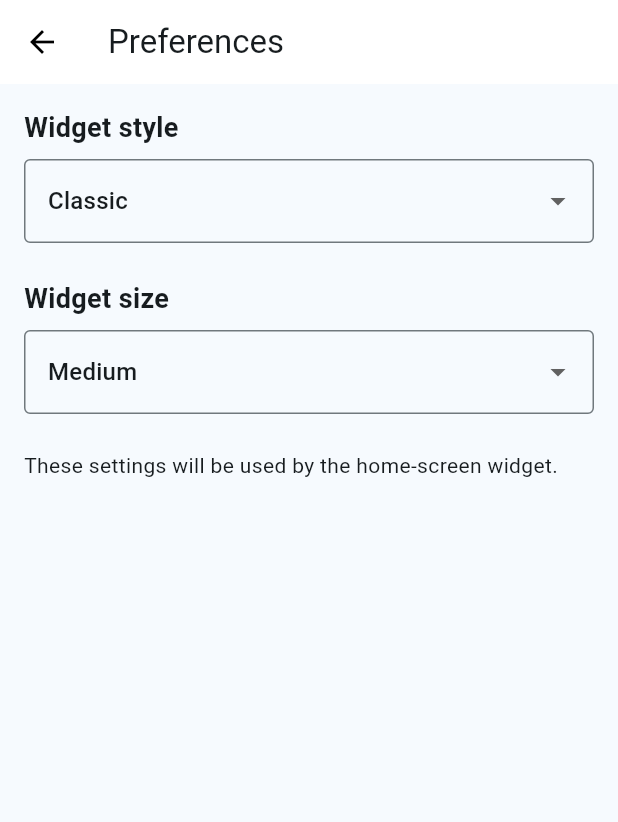
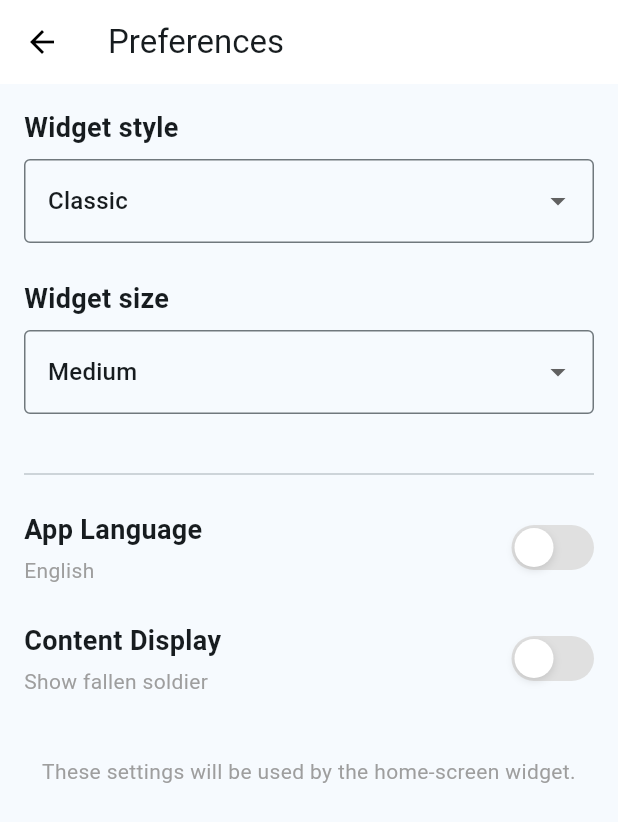
Before and after one commit to bbdaria/StickersOfMeaning, a Flutter app: the PreferencesScreen screen opened by its route, on a phone screen of 412 x 824 dp. Shown: the top 822 px of the screen. Run offline on Flutter 3.47's test engine with Material 3 defaults, Android fonts, the phone set to English and light mode, and no system bars; our stand-ins replace html_unescape, shared_preferences; missing offline and left inert: home_widget; accounts and stored records are empty; network calls fail.

Commit message:
changed the preferences screen to have a language and widget toggle

```diff
--- a/lib/screens/home_screen.dart
+++ b/lib/screens/home_screen.dart
@@ -91,7 +91,7 @@ class _HomeScreenState extends State<HomeScreen> {
           padding: const EdgeInsets.all(16),
           children: [
             const Text(
-              'Todays sticker',
+              "Today's Sticker",
               style: TextStyle(fontSize: 20, fontWeight: FontWeight.bold),
             ),
             const SizedBox(height: 8),
--- a/lib/screens/preferences_screen.dart
+++ b/lib/screens/preferences_screen.dart
@@ -3,10 +3,19 @@ import 'package:provider/provider.dart';
 
 import '../services/preferences_service.dart';
 
-class PreferencesScreen extends StatelessWidget {
+class PreferencesScreen extends StatefulWidget {
   static const String routeName = '/preferences';
 
   const PreferencesScreen({super.key});
+
+  @override
+  State<PreferencesScreen> createState() => _PreferencesScreenState();
+}
+
+class _PreferencesScreenState extends State<PreferencesScreen> {
+  // Local state for the new toggles (not connected to logic yet)
+  bool _isHebrew = false;
+  bool _isQuoteOnly = false;
 
   @override
   Widget build(BuildContext context) {
@@ -56,10 +65,140 @@ class PreferencesScreen extends StatelessWidget {
             },
             decoration: const InputDecoration(border: OutlineInputBorder()),
           ),
+
+          const SizedBox(height: 32),
+          const Divider(),
+          const SizedBox(height: 16),
+
+          // --- New Toggle: Language ---
+          _buildToggleRow(
+            title: "App Language",
+            subtitle: _isHebrew ? "Hebrew" : "English",
+            value: _isHebrew,
+            onChanged: (val) {
+              setState(() {
+                _isHebrew = val;
+              });
+            },
+          ),
+
           const SizedBox(height: 24),
-          const Text('These settings will be used by the home-screen widget.'),
+
+          // --- New Toggle: Display Mode ---
+          _buildToggleRow(
+            title: "Content Display",
+            subtitle: _isQuoteOnly ? "Show quote only" : "Show fallen soldier",
+            value: _isQuoteOnly,
+            onChanged: (val) {
+              setState(() {
+                _isQuoteOnly = val;
+              });
+            },
+          ),
+
+          const SizedBox(height: 40),
+          const Center(
+            child: Text(
+              'These settings will be used by the home-screen widget.',
+              style: TextStyle(color: Colors.grey),
+              textAlign: TextAlign.center,
+            ),
+          ),
         ],
       ),
     );
   }
+
+  Widget _buildToggleRow({
+    required String title,
+    required String subtitle,
+    required bool value,
+    required ValueChanged<bool> onChanged,
+  }) {
+    return Row(
+      mainAxisAlignment: MainAxisAlignment.spaceBetween,
+      children: [
+        Column(
+          crossAxisAlignment: CrossAxisAlignment.start,
+          children: [
+            Text(
+              title,
+              style: const TextStyle(fontSize: 18, fontWeight: FontWeight.bold),
+            ),
+            const SizedBox(height: 4),
+            Text(
+              subtitle,
+              style: const TextStyle(color: Colors.grey, fontSize: 14),
+            ),
+          ],
+        ),
+        GradientSwitch(
+          value: value,
+          onChanged: onChanged,
+        ),
+      ],
+    );
+  }
 }
+
+// Custom Switch with Horizontal Gradient Support
+class GradientSwitch extends StatelessWidget {
+  final bool value;
+  final ValueChanged<bool> onChanged;
+
+  const GradientSwitch({
+    super.key,
+    required this.value,
+    required this.onChanged,
+  });
+
+  @override
+  Widget build(BuildContext context) {
+    return GestureDetector(
+      onTap: () => onChanged(!value),
+      child: AnimatedContainer(
+        duration: const Duration(milliseconds: 300),
+        curve: Curves.easeInOut,
+        width: 55.0,
+        height: 30.0,
+        decoration: BoxDecoration(
+          borderRadius: BorderRadius.circular(15.0),
+          gradient: value
+              ? const LinearGradient(
+            begin: Alignment.centerLeft,
+            end: Alignment.centerRight,
+            colors: [
+              Color(0xFF001a7e), // Start color from title
+              Color(0xFF1d6caf), // End color from title
+            ],
+          )
+              : null,
+          color: value ? null : Colors.grey.shade300,
+        ),
+        child: Padding(
+          padding: const EdgeInsets.all(2.0),
+          child: AnimatedAlign(
+            duration: const Duration(milliseconds: 300),
+            curve: Curves.easeInOut,
+            alignment: value ? Alignment.centerRight : Alignment.centerLeft,
+            child: Container(
+              width: 26.0,
+              height: 26.0,
+              decoration: const BoxDecoration(
+                shape: BoxShape.circle,
+                color: Colors.white,
+                boxShadow: [
+                  BoxShadow(
+                    color: Colors.black12,
+                    offset: Offset(0, 2),
+                    blurRadius: 4,
+                  ),
+                ],
+              ),
+            ),
+          ),
+        ),
+      ),
+    );
+  }
+}
```
